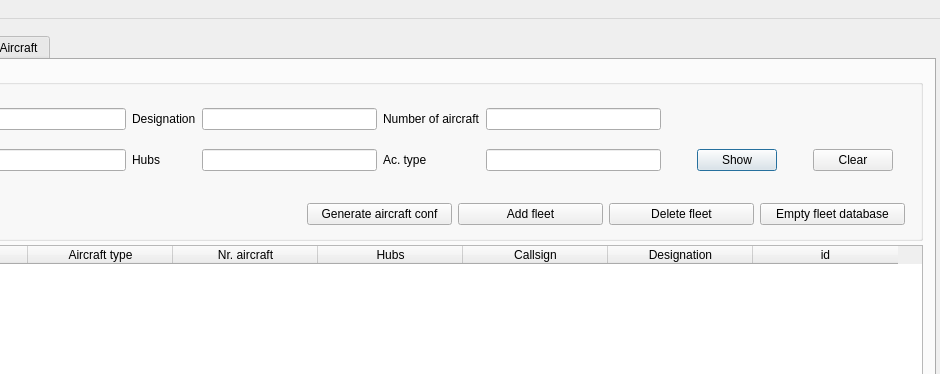
Before: the Qt Designer form ScheduleUi/MainWindow.ui in kantooon/ScheduleViewer, drawn with Qt 5; both pictures show x 130 to 1070 and y 0 to 374 of the 1070 by 740 pixel window.
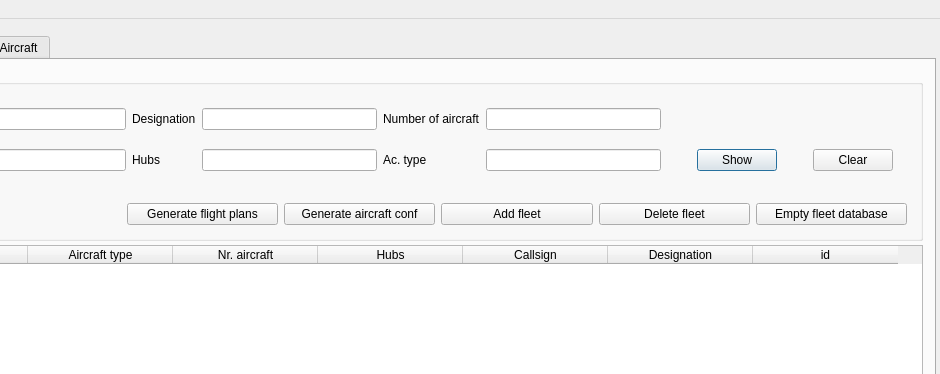
After: the same form once the commit is applied. The open tabs and pages were chosen to show the change. Icons and pictures are not drawn.

Commit message: export flightplans, rework conf export to speed it up

Patch:
```diff
--- a/ScheduleUi/MainWindow.ui
+++ b/ScheduleUi/MainWindow.ui
@@ -524,13 +524,24 @@
       <widget class="QWidget" name="verticalLayoutWidget_2">
        <property name="geometry">
         <rect>
-         <x>425</x>
+         <x>245</x>
          <y>126</y>
-         <width>598</width>
+         <width>780</width>
          <height>46</height>
         </rect>
        </property>
        <layout class="QHBoxLayout" name="horizontalLayout_2">
+        <item>
+         <widget class="QPushButton" name="generateFlightplansButton">
+          <property name="text">
+           <string>Generate flight plans</string>
+          </property>
+          <property name="icon">
+           <iconset resource="../resources.qrc">
+            <normaloff>:/icons/icons/main.png</normaloff>:/icons/icons/main.png</iconset>
+          </property>
+         </widget>
+        </item>
         <item>
          <widget class="QPushButton" name="generateAircraftButton">
           <property name="text">
```
The commit also changes 3 other files.
